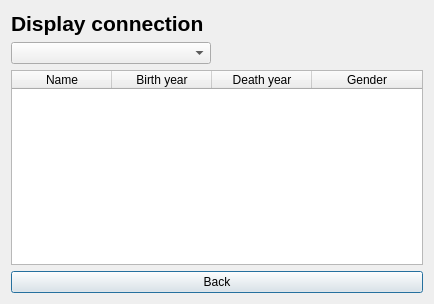
Qt form displaysciconnection.ui (AndriM/Vika3) before a commit.
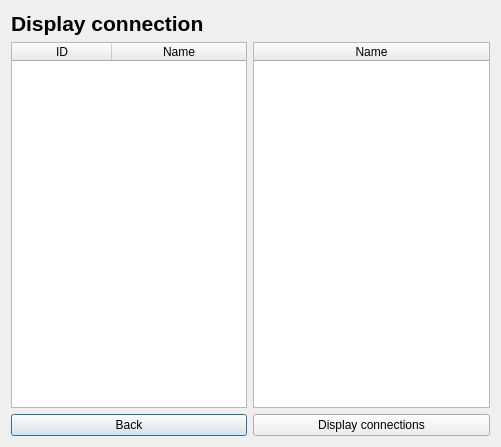
The same form after that commit.

The edit to the form file:
```diff
--- a/displaysciconnection.ui
+++ b/displaysciconnection.ui
@@ -6,8 +6,8 @@
    <rect>
     <x>0</x>
     <y>0</y>
-    <width>434</width>
-    <height>304</height>
+    <width>501</width>
+    <height>447</height>
    </rect>
   </property>
   <property name="windowTitle">
@@ -29,6 +29,13 @@
     </widget>
    </item>
    <item row="2" column="0">
+    <widget class="QPushButton" name="backButton">
+     <property name="text">
+      <string>Back</string>
+     </property>
+    </widget>
+   </item>
+   <item row="1" column="0">
     <widget class="QTableWidget" name="sci_table">
      <property name="editTriggers">
       <set>QAbstractItemView::NoEditTriggers</set>
@@ -50,40 +57,41 @@
      </attribute>
      <column>
       <property name="text">
-       <string>Name</string>
+       <string>ID</string>
       </property>
      </column>
      <column>
       <property name="text">
-       <string>Birth year</string>
+       <string>Name</string>
       </property>
      </column>
+    </widget>
+   </item>
+   <item row="1" column="1">
+    <widget class="QTableWidget" name="comp_table">
+     <property name="alternatingRowColors">
+      <bool>true</bool>
+     </property>
+     <property name="showGrid">
+      <bool>false</bool>
+     </property>
+     <property name="sortingEnabled">
+      <bool>true</bool>
+     </property>
+     <attribute name="horizontalHeaderStretchLastSection">
+      <bool>true</bool>
+     </attribute>
      <column>
       <property name="text">
-       <string>Death year</string>
+       <string>Name</string>
       </property>
      </column>
-     <column>
-      <property name="text">
-       <string>Gender</string>
-      </property>
-     </column>
     </widget>
    </item>
-   <item row="3" column="0">
-    <widget class="QPushButton" name="backButton">
+   <item row="2" column="1">
+    <widget class="QPushButton" name="pushButton">
      <property name="text">
-      <string>Back</string>
-     </property>
-    </widget>
-   </item>
-   <item row="1" column="0">
-    <widget class="QComboBox" name="comboBox">
-     <property name="maximumSize">
-      <size>
-       <width>200</width>
-       <height>16777215</height>
-      </size>
+      <string>Display connections</string>
      </property>
     </widget>
    </item>
```
